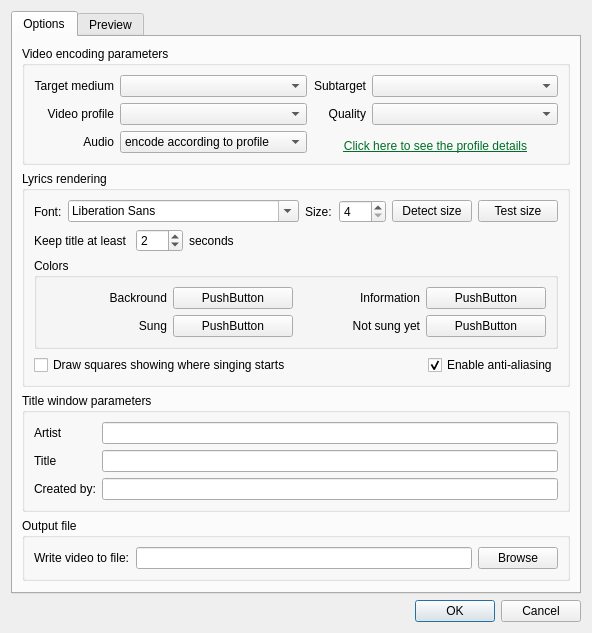
Above: src/dialog_export_params.ui from gyunaev/karlyriceditor before the change. Below: the same form after it.
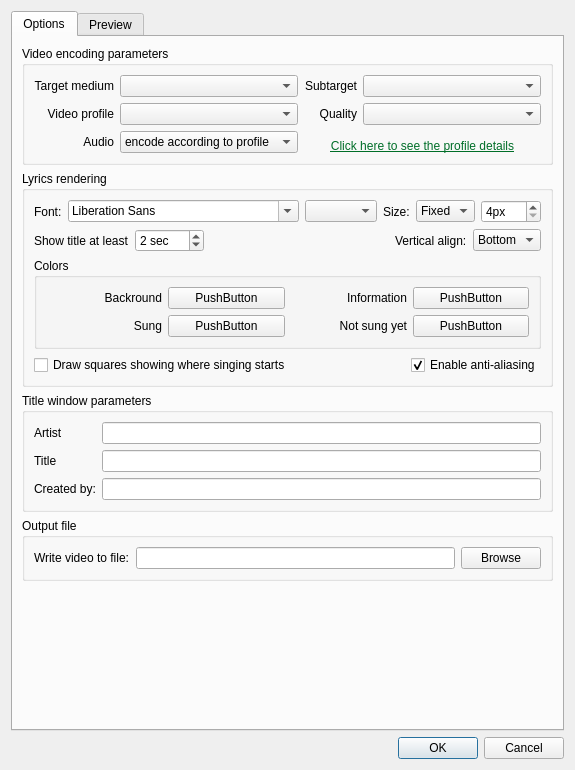
That is the form after the change. Custom widgets are drawn as their Qt base class.

Diff of the .ui file:
```diff
--- a/src/dialog_export_params.ui
+++ b/src/dialog_export_params.ui
@@ -6,8 +6,8 @@
    <rect>
     <x>0</x>
     <y>0</y>
-    <width>592</width>
-    <height>583</height>
+    <width>574</width>
+    <height>770</height>
    </rect>
   </property>
   <property name="windowTitle">
@@ -175,17 +175,62 @@
              </widget>
             </item>
             <item>
-             <widget class="QLabel" name="label_25">
+             <widget class="QComboBox" name="fontVideoStyle"/>
+            </item>
+            <item>
+             <spacer name="horizontalSpacer_3">
+              <property name="orientation">
+               <enum>Qt::Horizontal</enum>
+              </property>
+              <property name="sizeHint" stdset="0">
+               <size>
+                <width>40</width>
+                <height>20</height>
+               </size>
+              </property>
+             </spacer>
+            </item>
+            <item>
+             <widget class="QLabel" name="label_9">
               <property name="text">
                <string>Size:</string>
               </property>
              </widget>
             </item>
             <item>
-             <widget class="QSpinBox" name="fontVideoSize">
+             <widget class="QComboBox" name="boxFontVideoSizeType">
+              <property name="sizePolicy">
+               <sizepolicy hsizetype="Preferred" vsizetype="Fixed">
+                <horstretch>0</horstretch>
+                <verstretch>0</verstretch>
+               </sizepolicy>
+              </property>
+              <property name="whatsThis">
+               <string>&lt;html&gt;&lt;head/&gt;&lt;body&gt;&lt;p&gt;You can use this box to change the font size strategy.&lt;/p&gt;&lt;p&gt;&lt;br/&gt;&lt;/p&gt;&lt;p&gt;If you choose &lt;span style=&quot; font-weight:600;&quot;&gt;Fixed&lt;/span&gt;, all lyrics in the document will be set to the size you specified. You can specify any size up to the maximum size which still fits the screen.&lt;/p&gt;&lt;p&gt;&lt;br/&gt;&lt;/p&gt;&lt;p&gt;If you choose &lt;span style=&quot; font-weight:600;&quot;&gt;Fit&lt;/span&gt;, all lyrics in the document will be set to the largest font size which still fits to the screen. This size will be shown in the control box.&lt;/p&gt;&lt;p&gt;&lt;br/&gt;&lt;/p&gt;&lt;/body&gt;&lt;/html&gt;</string>
+              </property>
+              <item>
+               <property name="text">
+                <string>Fixed</string>
+               </property>
+              </item>
+              <item>
+               <property name="text">
+                <string>Fit</string>
+               </property>
+              </item>
+             </widget>
+            </item>
+            <item>
+             <widget class="QSpinBox" name="spinFontSize">
               <property name="whatsThis">
                <string>Font size for preview window. Larger values are suggested (24 and up)</string>
               </property>
+              <property name="suffix">
+               <string>px</string>
+              </property>
+              <property name="prefix">
+               <string/>
+              </property>
               <property name="minimum">
                <number>4</number>
               </property>
@@ -197,20 +242,6 @@
               </property>
              </widget>
             </item>
-            <item>
-             <widget class="QPushButton" name="btnDetectSize">
-              <property name="text">
-               <string>Detect size</string>
-              </property>
-             </widget>
-            </item>
-            <item>
-             <widget class="QPushButton" name="btnTestSize">
-              <property name="text">
-               <string>Test size</string>
-              </property>
-             </widget>
-            </item>
            </layout>
           </item>
           <item>
@@ -218,12 +249,18 @@
             <item>
              <widget class="QLabel" name="label_26">
               <property name="text">
-               <string>Keep title at least </string>
+               <string>Show title at least</string>
               </property>
              </widget>
             </item>
             <item>
              <widget class="QSpinBox" name="titleVideoMin">
+              <property name="suffix">
+               <string> sec</string>
+              </property>
+              <property name="prefix">
+               <string/>
+              </property>
               <property name="maximum">
                <number>120</number>
               </property>
@@ -232,13 +269,6 @@
               </property>
              </widget>
             </item>
-            <item>
-             <widget class="QLabel" name="label_27">
-              <property name="text">
-               <string>seconds</string>
-              </property>
-             </widget>
-            </item>
             <item>
              <spacer name="horizontalSpacer_2">
               <property name="orientation">
@@ -252,6 +282,35 @@
               </property>
              </spacer>
             </item>
+            <item>
+             <widget class="QLabel" name="label_10">
+              <property name="text">
+               <string>Vertical align:</string>
+              </property>
+             </widget>
+            </item>
+            <item>
+             <widget class="QComboBox" name="boxTextVerticalAlign">
+              <property name="whatsThis">
+               <string>&lt;html&gt;&lt;head/&gt;&lt;body&gt;&lt;p&gt;Specifies vertical alignment (i.e. text position on the screen).&lt;/p&gt;&lt;/body&gt;&lt;/html&gt;</string>
+              </property>
+              <item>
+               <property name="text">
+                <string>Bottom</string>
+               </property>
+              </item>
+              <item>
+               <property name="text">
+                <string>Center</string>
+               </property>
+              </item>
+              <item>
+               <property name="text">
+                <string>Top</string>
+               </property>
+              </item>
+             </widget>
+            </item>
            </layout>
           </item>
           <item>
```
Left out of the diff: 13 changed lines with no effect on the pictures.
